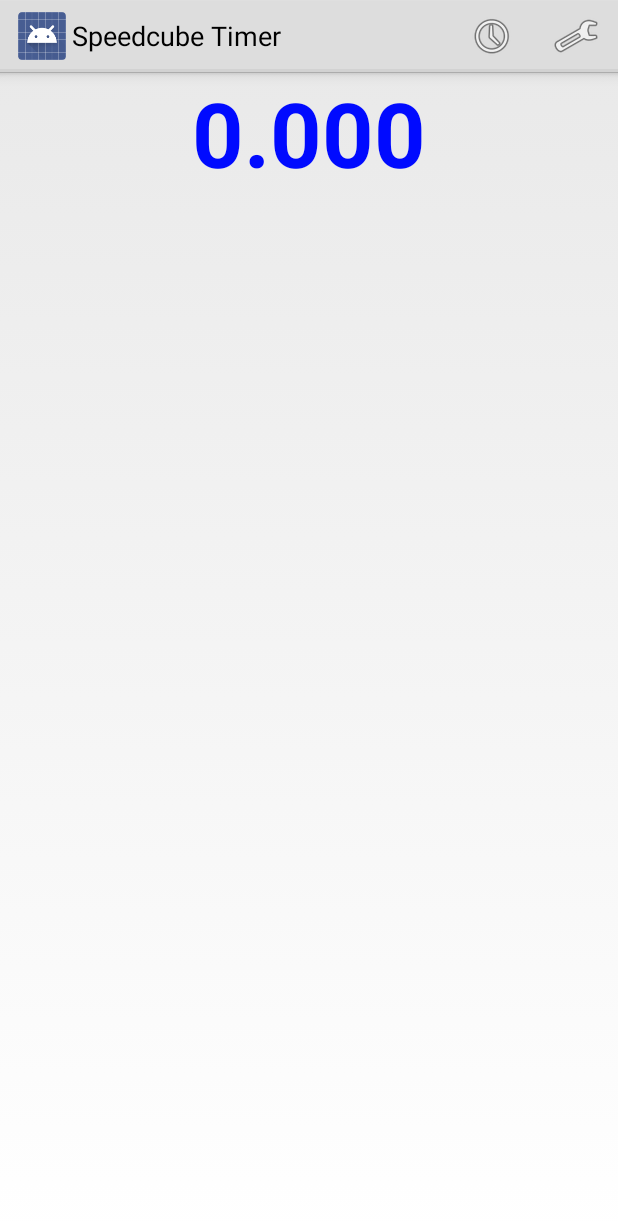
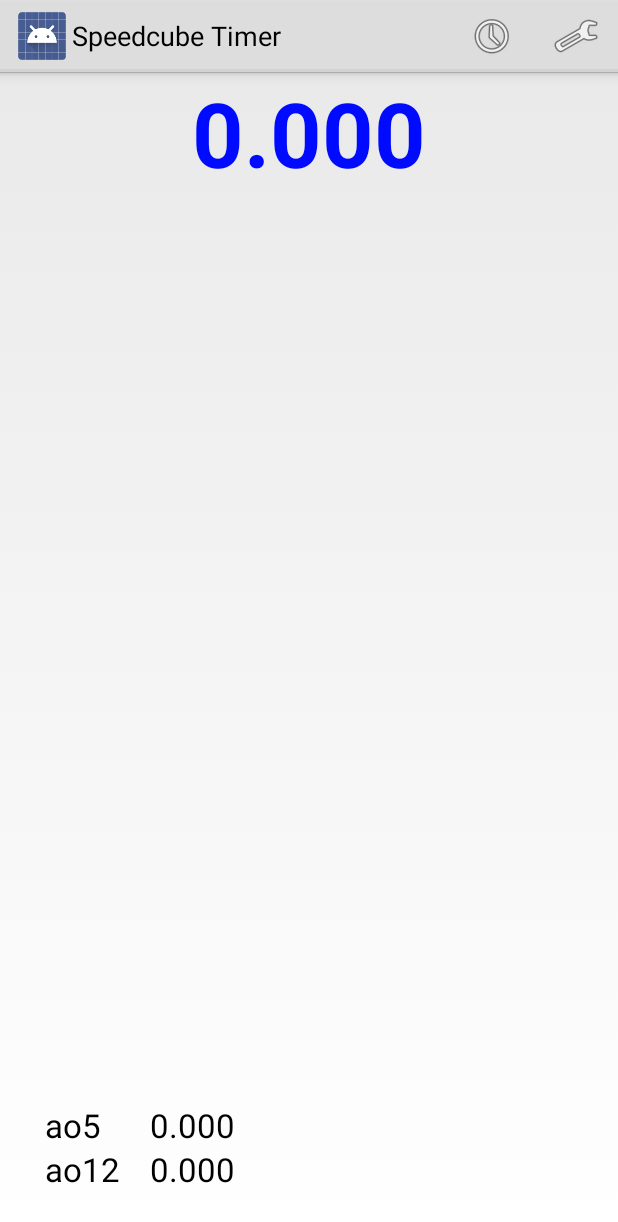
Before and after one commit to j89789/SpeedcubeTimer, an Android app: the screen it shows after launch (MainActivity), on a phone screen of 412 x 824 dp. Shown: the top 1222 px of the screen. Run offline under Robolectric (Android 15) with nearby library versions, the phone set to English and light mode, and no system bars.

Commit message:
Add average 5 and 12

```diff
--- a/app/src/main/java/com/example/jonas/speedcubetimer/MainActivity.java
+++ b/app/src/main/java/com/example/jonas/speedcubetimer/MainActivity.java
@@ -10,7 +10,6 @@ import android.view.Menu;
 import android.view.MenuItem;
 import android.view.View;
 import android.view.WindowManager;
-import android.widget.PopupMenu;
 import android.widget.TextView;
 
 // 3014159 26535 89793 23846
@@ -19,16 +18,28 @@ public class MainActivity extends Activity {
 
     private final TouchSensor touchSensor = new TouchSensor();
     boolean isUseMilliseconds = false;
-    private SpeedcubeTimer speedcubeTimer;
+    private SpeedcubeTimer speedcubeTimer = SpeedcubeApplication.instance().getSpeedcubeTimer();
+    private TimeSession session = SpeedcubeApplication.instance().getTimeSession();
     private TextView timerView;
+    private TextView timerViewAverage5;
+    private TextView timerViewAverage12;
     private MySpeedcubeListener speedcubeListener = new MySpeedcubeListener();
     private SharedPreferences myPreference;
+
+    private TimeSession.OnAverageChangedListener onAverageChangedListener = new TimeSession.OnAverageChangedListener() {
+        @Override
+        public void onAverageChanged() {
+            timerViewAverage5.setText(Time.toStringMs(session.getAverage5()));
+            timerViewAverage12.setText(Time.toStringMs(session.getAverage12()));
+        }
+    };
 
     @Override
     protected void onPause() {
         super.onPause();
 
         speedcubeTimer.setListener(null);
+        session.setOnChangeLister(null);
     }
 
     @Override
@@ -41,6 +52,8 @@ public class MainActivity extends Activity {
 
         speedcubeTimer.setTouchPad(touchSensor);
         speedcubeTimer.setListener(speedcubeListener);
+
+        session.setOnChangeLister(onAverageChangedListener);
 
         super.onResume();
     }
@@ -58,6 +71,9 @@ public class MainActivity extends Activity {
 
         setContentView(R.layout.activity_main);
 
+        timerViewAverage12 = (TextView) findViewById(R.id.textViewAverage12);
+        timerViewAverage5 = (TextView) findViewById(R.id.textViewAverage5);
+
         timerView = (TextView) findViewById(R.id.timerView);
         timerView.setOnClickListener(new TimeViewOnClickListener());
 
@@ -65,7 +81,6 @@ public class MainActivity extends Activity {
 
         myPreference = PreferenceManager.getDefaultSharedPreferences(this);
 
-        speedcubeTimer = SpeedcubeApplication.instance().getSpeedcubeTimer();
         speedcubeTimer.setContext(this);
     }
 
--- a/app/src/main/java/com/example/jonas/speedcubetimer/SpeedcubeTimer.java
+++ b/app/src/main/java/com/example/jonas/speedcubetimer/SpeedcubeTimer.java
@@ -105,6 +105,10 @@ class SpeedcubeTimer {
 
         solvingTimer.stop();
         stopTimeUpdater();
+
+        if (listener != null) {
+            listener.onTimeChanged();
+        }
 
         time.setTimeMs(solvingTimer.getCurrentTime());
         SpeedcubeApplication.instance().getTimeSession().addNewTime(time);
--- a/app/src/main/java/com/example/jonas/speedcubetimer/TimeSession.java
+++ b/app/src/main/java/com/example/jonas/speedcubetimer/TimeSession.java
@@ -8,11 +8,36 @@ public class TimeSession {
 
     private List<Time> timeList = new ArrayList<Time>();
     private TimeListAdapter adapter = new TimeListAdapter(timeList);
+    private OnAverageChangedListener onAverageChangedListener = null;
+
+    public void setOnChangeLister(OnAverageChangedListener listener) {
+        onAverageChangedListener = listener;
+
+        if (onAverageChangedListener != null) {
+            updateAverage();
+            onAverageChangedListener.onAverageChanged();
+        }
+    }
+
+    private long average5;
+    private long average12;
+
+    public long getAverage12() {
+        return average12;
+    }
+
+    public long getAverage5() {
+        return average5;
+    }
 
     private Time.OnChangeLister onChangeLister = new Time.OnChangeLister() {
         @Override
         public void onChanged(Time time) {
             adapter.notifyDataSetChanged();
+
+            if(onAverageChangedListener != null) {
+                updateAverage();
+            }
         }
     };
 
@@ -23,12 +48,39 @@ public class TimeSession {
     public void addNewTime(Time time) {
         timeList.add(time);
         time.setOnChangeLister(onChangeLister);
+
+        updateAverage();
+    }
+
+    private void updateAverage() {
+        average5 = calcAverage(5);
+        average12 = calcAverage(12);
+
+        if (onAverageChangedListener != null) {
+            onAverageChangedListener.onAverageChanged();
+        }
+    }
+
+    private long calcAverage(int count) {
+
+        long average = 0;
+
+        if(timeList.size() >= count)
+        {
+            for (int i = timeList.size() - (count) ; i < timeList.size() ; i++) {
+                average += timeList.get(i).getTimeMs();
+            }
+            average /= count;
+        }
+
+        return average;
     }
 
     public void removeTime(Time time) {
         timeList.remove(time);
         time.setOnChangeLister(null);
         adapter.notifyDataSetChanged();
+        updateAverage();
     }
 
     public Time get(int position) {
@@ -42,5 +94,10 @@ public class TimeSession {
     public void clear() {
         timeList.clear();
         adapter.notifyDataSetChanged();
+        updateAverage();
+    }
+
+    interface OnAverageChangedListener {
+        void onAverageChanged();
     }
 }
--- a/app/src/main/res/layout/activity_main.xml
+++ b/app/src/main/res/layout/activity_main.xml
@@ -29,4 +29,59 @@
         android:layout_toRightOf="@+id/timerView"
         android:layout_toEndOf="@+id/timerView"
         android:layout_marginBottom="17dp" />
+
+    <TableLayout
+        android:layout_width="wrap_content"
+        android:layout_height="wrap_content"
+        android:layout_alignParentBottom="true"
+        android:layout_alignParentLeft="true"
+        android:layout_alignParentStart="true"
+        android:paddingLeft="30dp"
+        android:paddingBottom="30dp">
+
+        <TableRow>
+
+            <TextView
+                android:layout_width="wrap_content"
+                android:layout_height="wrap_content"
+                android:textAppearance="?android:attr/textAppearanceLarge"
+                android:text="ao5"
+                android:id="@+id/textView" />
+
+            <TextView
+                android:layout_width="match_parent"
+                android:layout_height="wrap_content"
+                android:textAppearance="?android:attr/textAppearanceLarge"
+                android:text="26.963"
+                android:id="@+id/textViewAverage5"
+                android:layout_alignParentBottom="true"
+                android:layout_alignParentLeft="true"
+                android:layout_alignParentStart="true"
+                android:gravity="right" />
+        </TableRow>
+
+        <TableRow>
+
+            <TextView
+                android:layout_width="wrap_content"
+                android:layout_height="wrap_content"
+                android:textAppearance="?android:attr/textAppearanceLarge"
+                android:text="ao12"
+                android:id="@+id/textView2"
+                android:paddingRight="20dp" />
+
+            <TextView
+                android:layout_width="match_parent"
+                android:layout_height="wrap_content"
+                android:textAppearance="?android:attr/textAppearanceLarge"
+                android:text=" 26.963"
+                android:id="@+id/textViewAverage12"
+                android:layout_alignParentBottom="true"
+                android:layout_alignParentLeft="true"
+                android:layout_alignParentStart="true"
+                android:gravity="right" />
+        </TableRow>
+
+    </TableLayout>
+
 </RelativeLayout>
```
